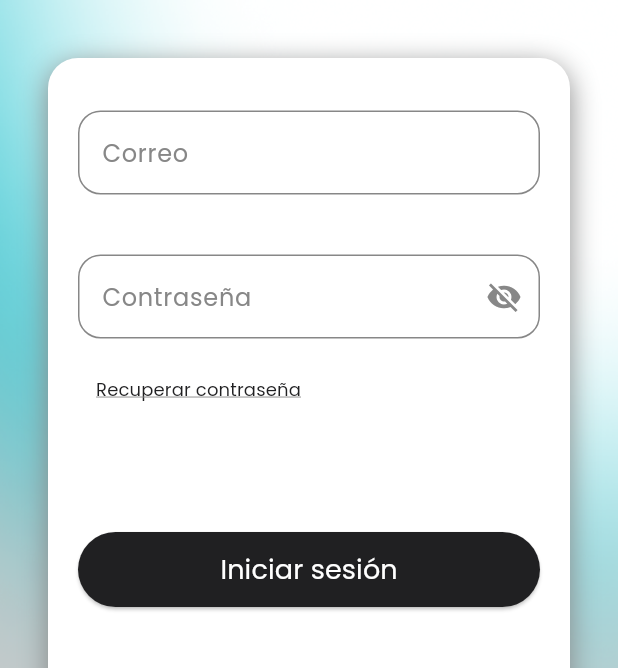
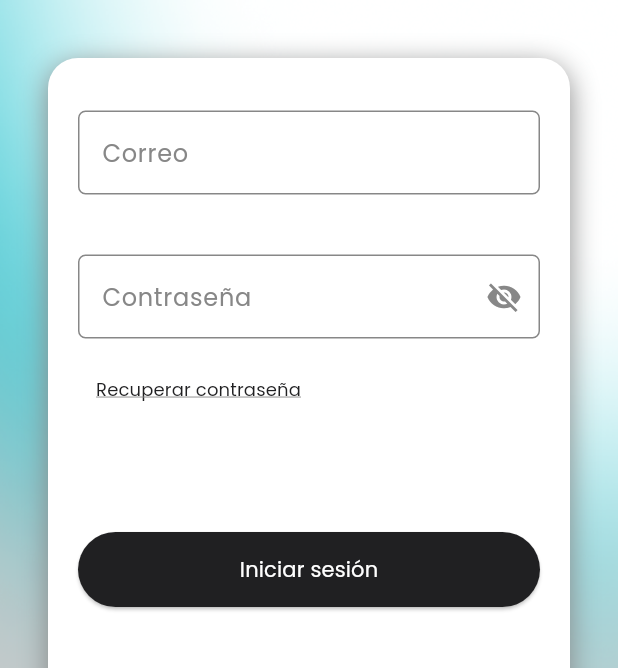
Before and after one commit to galindojhorman/mobreakai-mobil, a Flutter app: the ActiveBreaksListScreen screen opened by its route, after a tap on the "logout" icon, on a phone screen of 412 x 824 dp. Shown: the part 395-1063 px from the top of the screen. Run offline on Flutter 3.47's test engine with Material 3 defaults, Android fonts, the phone set to English and light mode, and no system bars.

Commit message:
refactor: 💡 custom button and custom field components

```diff
--- a/lib/widgets/custom_button.dart
+++ b/lib/widgets/custom_button.dart
@@ -24,7 +24,7 @@ class CustomButton extends StatelessWidget {
       onPressed: onPressed,
       child: Text(
         text,
-        style: TextStyle(color: Colors.white, fontSize: 18),
+        style: TextStyle(color: Colors.white, fontSize: 14),
       ),
     );
   }
--- a/lib/widgets/custom_text_field.dart
+++ b/lib/widgets/custom_text_field.dart
@@ -27,14 +27,12 @@ class _CustomTextFieldState extends State<CustomTextField> {
       obscureText: widget.isPassword ? !_isPasswordVisible : false,
       decoration: InputDecoration(
         labelText: widget.label,
-        border: OutlineInputBorder(borderRadius: BorderRadius.circular(15)),
-        suffixIcon:
-            widget.isPassword
+        hintText: widget.hint, // Agregar el hintText aquí
+        border: OutlineInputBorder(borderRadius: BorderRadius.circular(5)),
+        suffixIcon: widget.isPassword
             ? IconButton(
                 icon: Icon(
-                    _isPasswordVisible
-                        ? Icons.visibility
-                        : Icons.visibility_off,
+                  _isPasswordVisible ? Icons.visibility : Icons.visibility_off,
                 ),
                 onPressed: () {
                   setState(() {
```
Lines whose indentation alone changed are shown as unchanged.
